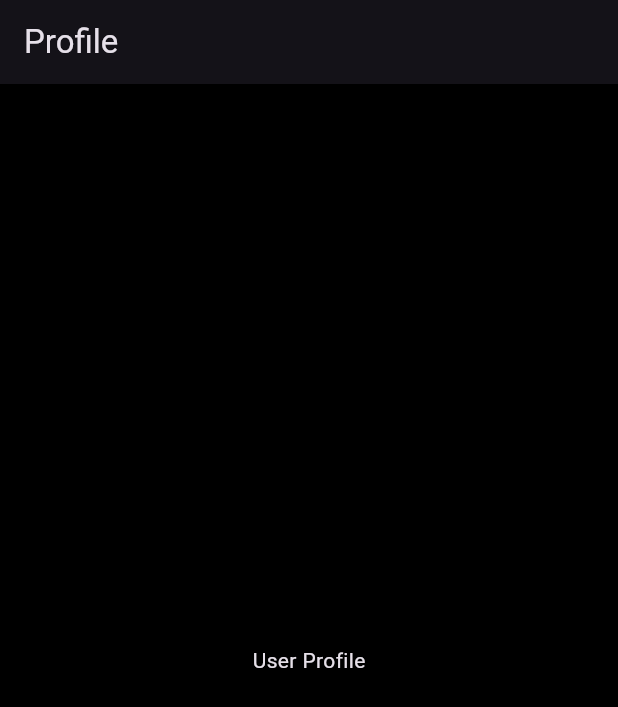
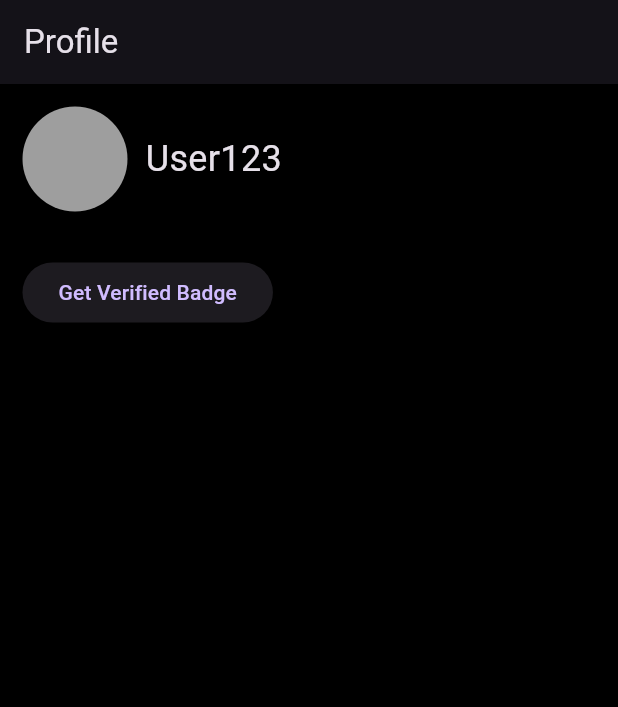
Before and after one commit to Raonsonapp/Raonson.world, a Flutter app: the ProfileScreen screen opened directly, on a phone screen of 412 x 824 dp. Shown: the top 707 px of the screen. Run offline on Flutter 3.47's test engine with Material 3 defaults, Android fonts, the phone set to English and light mode, and no system bars; our stand-ins replace cloud_firestore, firebase_auth, in_app_purchase; accounts and stored records are empty; statements that could not run were skipped.

Commit message:
Update profile_screen.dart

```diff
--- a/lib/screens/profile/profile_screen.dart
+++ b/lib/screens/profile/profile_screen.dart
@@ -1,14 +1,79 @@
 import 'package:flutter/material.dart';
+import 'package:in_app_purchase/in_app_purchase.dart';
 
-class ProfileScreen extends StatelessWidget {
-  const ProfileScreen({super.key});
+class ProfileScreen extends StatefulWidget {
+  @override
+  _ProfileScreenState createState() => _ProfileScreenState();
+}
+
+class _ProfileScreenState extends State<ProfileScreen> {
+  bool isVerified = false;
+  List<ProductDetails> products = [];
+  final iap = InAppPurchase.instance;
+
+  @override
+  void initState() {
+    super.initState();
+    _loadProducts();
+    iap.purchaseStream.listen(_listenToPurchaseUpdates);
+  }
+
+  void _loadProducts() async {
+    const ids = {'verified_badge'};
+
+    final response = await iap.queryProductDetails(ids);
+
+    if (response.notFoundIDs.isEmpty) {
+      setState(() => products = response.productDetails);
+    }
+  }
+
+  void _buy(ProductDetails product) {
+    final param = PurchaseParam(productDetails: product);
+    iap.buyConsumable(purchaseParam: param);
+  }
+
+  void _listenToPurchaseUpdates(List<PurchaseDetails> purchases) {
+    for (var p in purchases) {
+      if (p.status == PurchaseStatus.purchased) {
+        setState(() => isVerified = true);
+        iap.completePurchase(p);
+      }
+    }
+  }
 
   @override
   Widget build(BuildContext context) {
     return Scaffold(
-      appBar: AppBar(title: const Text("Profile")),
-      body: const Center(
-        child: Text("User Profile"),
+      backgroundColor: Colors.black,
+      appBar: AppBar(title: Text("Profile")),
+      body: Padding(
+        padding: const EdgeInsets.all(15),
+        child: Column(
+          crossAxisAlignment: CrossAxisAlignment.start,
+          children: [
+            Row(
+              children: [
+                CircleAvatar(radius: 35, backgroundColor: Colors.grey),
+                SizedBox(width: 12),
+                Text("User123", style: TextStyle(fontSize: 24)),
+                if (isVerified)
+                  Icon(Icons.verified, color: Colors.green, size: 28),
+              ],
+            ),
+
+            SizedBox(height: 30),
+
+            ElevatedButton(
+              onPressed: () {
+                if (products.isNotEmpty) {
+                  _buy(products.first);
+                }
+              },
+              child: Text("Get Verified Badge"),
+            )
+          ],
+        ),
       ),
     );
   }
```
